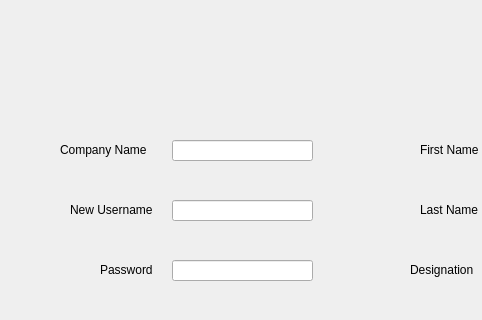
Above: EDI/windownewcompany.ui from katietrom11392/EDI before the change; both pictures show x 0 to 482 and y 0 to 320 of the 800 by 600 pixel window. Below: the same form after it.
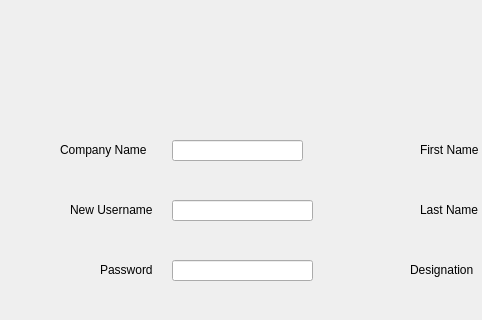
That is the form after the change.

What changed in the file:
```diff
--- a/EDI/windownewcompany.ui
+++ b/EDI/windownewcompany.ui
@@ -103,7 +103,7 @@
      <rect>
       <x>172</x>
       <y>140</y>
-      <width>141</width>
+      <width>131</width>
       <height>21</height>
      </rect>
     </property>
```
Left out of the diff: 16 changed lines with no effect on the pictures.
